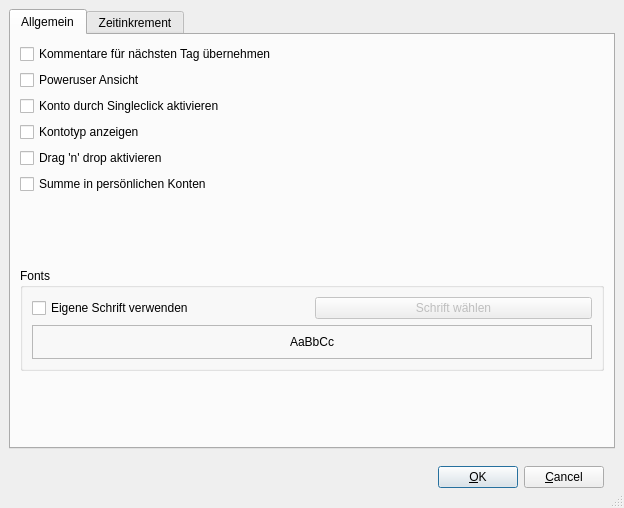
Above: src/preferencedialogbase.ui from theoweiss/sctime before the change. Below: the same form after it.
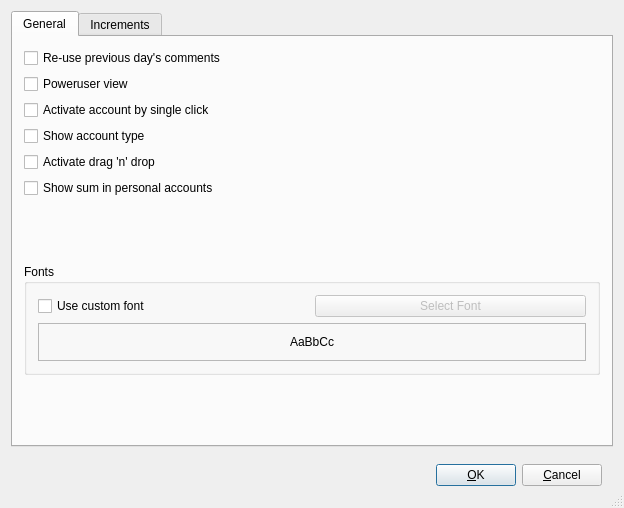
That is the form after the change. The open tabs and pages were chosen to show the change.

```diff
--- a/src/preferencedialogbase.ui
+++ b/src/preferencedialogbase.ui
@@ -17,12 +17,6 @@
    <bool>true</bool>
   </property>
   <layout class="QVBoxLayout">
-   <property name="spacing">
-    <number>6</number>
-   </property>
-   <property name="margin">
-    <number>9</number>
-   </property>
    <item>
     <widget class="QTabWidget" name="TabWidget2">
      <property name="sizePolicy">
@@ -36,54 +30,48 @@
      </property>
      <widget class="QWidget" name="tab">
       <attribute name="title">
-       <string>Allgemein</string>
+       <string>General</string>
       </attribute>
       <layout class="QVBoxLayout">
-       <property name="spacing">
-        <number>6</number>
-       </property>
-       <property name="margin">
-        <number>9</number>
-       </property>
        <item>
         <widget class="QCheckBox" name="entrySaveCheckbox">
          <property name="text">
-          <string>Kommentare für nächsten Tag übernehmen</string>
+          <string>Re-use previous day's comments</string>
          </property>
         </widget>
        </item>
        <item>
         <widget class="QCheckBox" name="powerUserCheckbox">
          <property name="text">
-          <string>Poweruser Ansicht</string>
+          <string>Poweruser view</string>
          </property>
         </widget>
        </item>
        <item>
         <widget class="QCheckBox" name="singleClickCheckbox">
          <property name="text">
-          <string>Konto durch Singleclick aktivieren</string>
+          <string>Activate account by single click</string>
          </property>
         </widget>
        </item>
        <item>
         <widget class="QCheckBox" name="showTypeCheckBox">
          <property name="text">
-          <string>Kontotyp anzeigen</string>
+          <string>Show account type</string>
          </property>
         </widget>
        </item>
        <item>
         <widget class="QCheckBox" name="dragNDropCheckbox">
          <property name="text">
-          <string>Drag 'n' drop aktivieren</string>
+          <string>Activate drag 'n' drop</string>
          </property>
         </widget>
        </item>
        <item>
         <widget class="QCheckBox" name="persoenlicheKontensummeCheckbox">
          <property name="text">
-          <string>Summe in persönlichen Konten</string>
+          <string>Show sum in personal accounts</string>
          </property>
         </widget>
        </item>
@@ -106,24 +94,12 @@
           <string>Fonts</string>
          </property>
          <layout class="QVBoxLayout">
-          <property name="spacing">
-           <number>6</number>
-          </property>
-          <property name="margin">
-           <number>9</number>
-          </property>
           <item>
            <layout class="QHBoxLayout">
-            <property name="spacing">
-             <number>6</number>
-            </property>
-            <property name="margin">
-             <number>0</number>
-            </property>
             <item>
              <widget class="QCheckBox" name="customFontCheckBox">
               <property name="text">
-               <string>Eigene Schrift verwenden</string>
+               <string>Use custom font</string>
               </property>
              </widget>
             </item>
@@ -133,7 +109,7 @@
                <bool>false</bool>
               </property>
               <property name="text">
-               <string>Schrift wählen</string>
+               <string>Select Font</string>
               </property>
              </widget>
             </item>
@@ -148,12 +124,6 @@
              <enum>QFrame::Raised</enum>
             </property>
             <layout class="QHBoxLayout">
-             <property name="spacing">
-              <number>6</number>
-             </property>
-             <property name="margin">
-              <number>9</number>
-             </property>
              <item>
               <widget class="QLabel" name="fontPreview">
                <property name="text">
@@ -190,7 +160,7 @@
      </widget>
      <widget class="QWidget" name="tab2">
       <attribute name="title">
-       <string>Zeitinkrement</string>
+       <string>Increments</string>
       </attribute>
       <layout class="QVBoxLayout">
        <property name="spacing">
@@ -261,9 +231,6 @@
    </item>
    <item>
     <layout class="QHBoxLayout">
-     <property name="spacing">
-      <number>6</number>
-     </property>
      <property name="margin">
       <number>11</number>
      </property>
```
Left out of the diff: 17 changed lines with no effect on the pictures.
